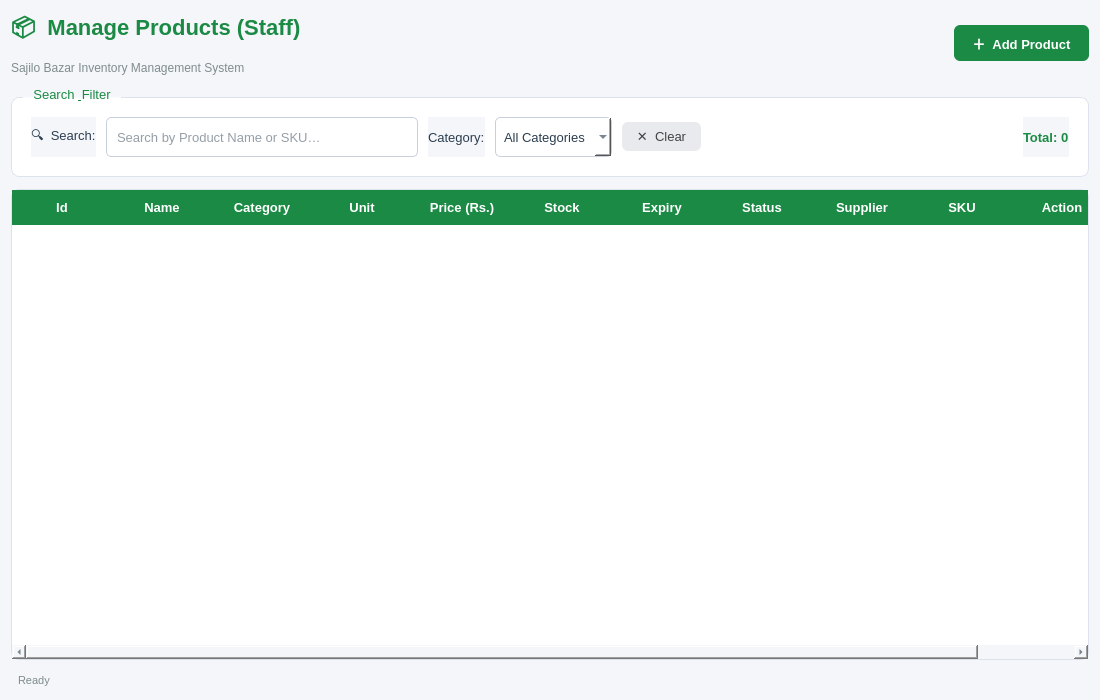
This is ui/productstaff.ui in kriitikat/Sajilo-Bazarr as Qt 5 draws it before an edit. The edited form follows.
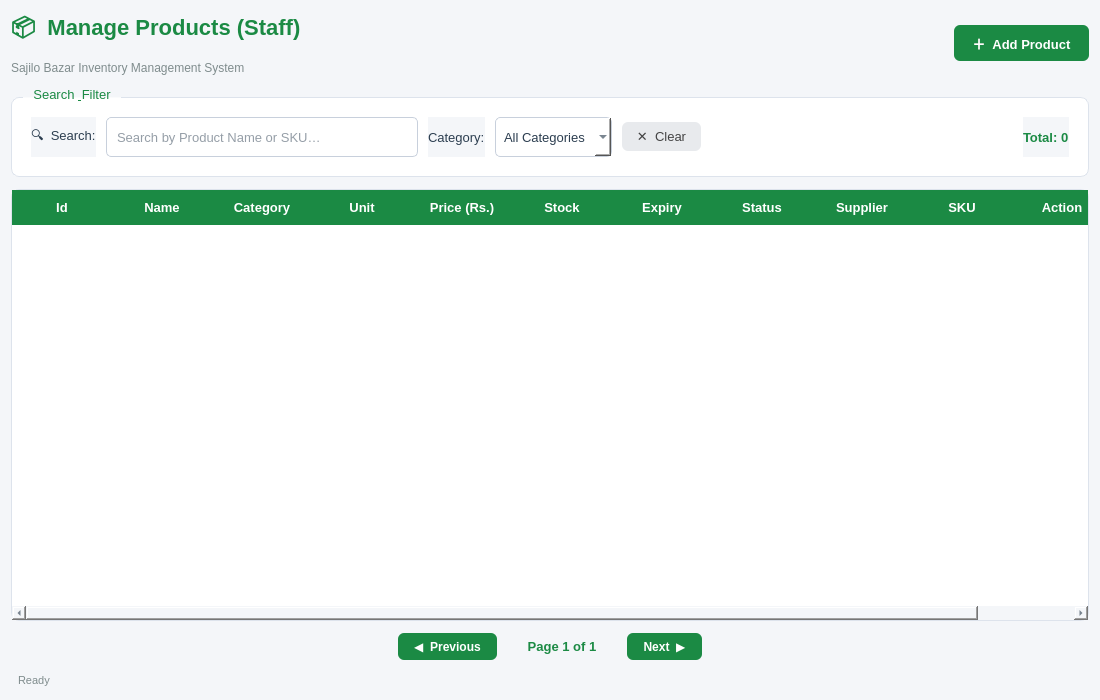
This is the edited form.

Commit message: limit and offset in product staff page and for editing, change of editing is only not allowed

```diff
--- a/ui/productstaff.ui
+++ b/ui/productstaff.ui
@@ -67,6 +67,22 @@
 QPushButton#btnClearSearch:hover {
     background-color: #D2D5DB;
 }
+QPushButton#btnPrevPage, QPushButton#btnNextPage {
+    background-color: #1B8A44;
+    color: white;
+    border: none;
+    border-radius: 6px;
+    padding: 6px 16px;
+    font-weight: bold;
+    font-size: 12px;
+}
+QPushButton#btnPrevPage:hover, QPushButton#btnNextPage:hover {
+    background-color: #146C36;
+}
+QPushButton#btnPrevPage:disabled, QPushButton#btnNextPage:disabled {
+    background-color: #C8CDD4;
+    color: #F4F6F9;
+}
 QTableWidget {
     background-color: #FFFFFF;
     border: 1px solid #DDE3EC;
@@ -95,6 +111,11 @@
     font-size: 12px;
     color: #7F8C8D;
 }
+QLabel#lblPageInfo {
+    color: #1B8A44;
+    font-weight: bold;
+    font-size: 13px;
+}
    </string>
   </property>
   <layout class="QVBoxLayout" name="mainLayout">
@@ -304,6 +325,75 @@
      </column>
     </widget>
    </item>
+   <item>
+    <layout class="QHBoxLayout" name="paginationLayout">
+     <property name="spacing">
+      <number>10</number>
+     </property>
+     <item>
+      <spacer>
+       <property name="orientation">
+        <enum>Qt::Orientation::Horizontal</enum>
+       </property>
+       <property name="sizeHint" stdset="0">
+        <size>
+         <width>40</width>
+         <height>20</height>
+        </size>
+       </property>
+      </spacer>
+     </item>
+     <item>
+      <widget class="QPushButton" name="btnPrevPage">
+       <property name="cursor">
+        <cursorShape>PointingHandCursor</cursorShape>
+       </property>
+       <property name="text">
+        <string>◀  Previous</string>
+       </property>
+      </widget>
+     </item>
+     <item>
+      <widget class="QLabel" name="lblPageInfo">
+       <property name="minimumSize">
+        <size>
+         <width>110</width>
+         <height>0</height>
+        </size>
+       </property>
+       <property name="alignment">
+        <set>Qt::AlignmentFlag::AlignCenter</set>
+       </property>
+       <property name="text">
+        <string>Page 1 of 1</string>
+       </property>
+      </widget>
+     </item>
+     <item>
+      <widget class="QPushButton" name="btnNextPage">
+       <property name="cursor">
+        <cursorShape>PointingHandCursor</cursorShape>
+       </property>
+       <property name="text">
+        <string>Next  ▶</string>
+       </property>
+      </widget>
+     </item>
+     <item>
+      <spacer>
+       <property name="orientation">
+        <enum>Qt::Orientation::Horizontal</enum>
+       </property>
+       <property name="sizeHint" stdset="0">
+        <size>
+         <width>40</width>
+         <height>20</height>
+        </size>
+       </property>
+      </spacer>
+     </item>
+    </layout>
+   </item>
    <item>
     <widget class="QLabel" name="lblStatusBar">
      <property name="styleSheet">
```
The commit also changes 2 other files.
